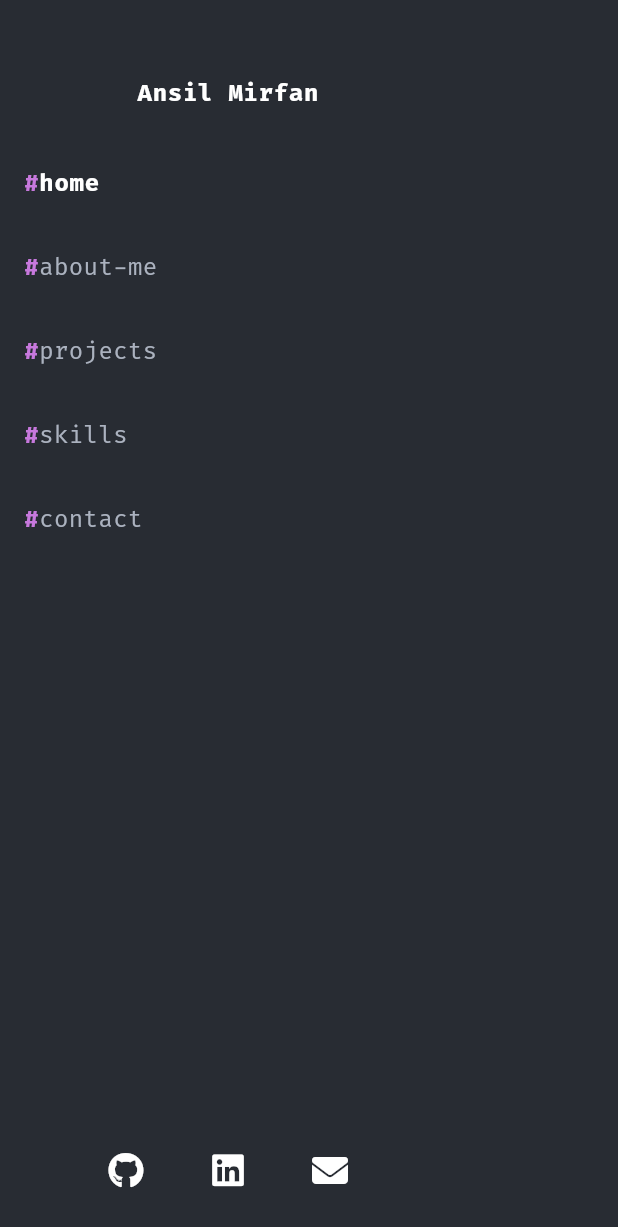
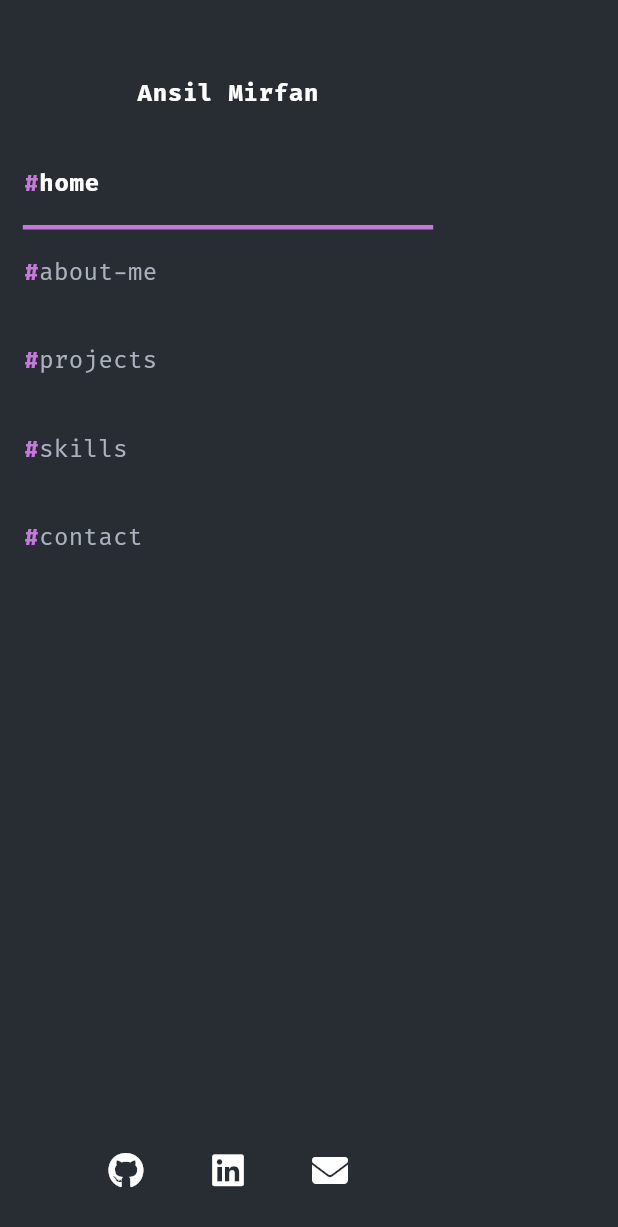
Before and after one commit to ansilmirfan/portfolio_flutter, a Flutter app: the CustomDrawer widget shown alone on an empty page, opened directly, on a phone screen of 412 x 824 dp. Shown: the top 1227 px of the screen. Run offline on Flutter 3.47's test engine with Material 3 defaults, Android fonts, the phone set to English and light mode, and no system bars; our stand-ins replace font_awesome_flutter; network calls fail.

Commit message:
refactor : added animation for selected widget    -also added hover effect

```diff
--- a/lib/features/presentation/screens/sections/home_section.dart
+++ b/lib/features/presentation/screens/sections/home_section.dart
@@ -1,6 +1,7 @@
 import 'package:flutter/material.dart';
 import 'package:portfolio/core/utils/extension/extensions.dart';
 import 'package:portfolio/core/utils/screen_utils.dart';
+import 'package:portfolio/features/data/services/url_launcher_service.dart';
 import 'package:portfolio/features/presentation/screens/sections/widgets/home_intro_contents.dart';
 import 'package:portfolio/features/presentation/screens/sections/widgets/profile_image_panel.dart';
 import 'package:portfolio/features/presentation/widgets/bordered_container.dart';
@@ -41,7 +42,13 @@ class HomeSection extends StatelessWidget {
           children: [
             Spacer(),
             //cv download button
-            BorderedTextButton(onTap: () {}, text: "  Download CV ↓"),
+            BorderedTextButton(
+              onTap:
+                  () => UrlLauncherService.launch(
+                    'https://drive.google.com/uc?export=view&id=1K002nHDUXPArRGitodMeY459utlu1v9R',
+                  ),
+              text: "  Download Resume ↓",
+            ),
             Spacer(),
             Transform.translate(
               offset: Offset(20.5, 1),
--- a/lib/features/presentation/widgets/custom_drawer.dart
+++ b/lib/features/presentation/widgets/custom_drawer.dart
@@ -1,8 +1,8 @@
 // ignore_for_file: must_be_immutable
 
 import 'package:flutter/material.dart';
-
 import 'package:portfolio/core/utils/extension/extensions.dart';
+import 'package:portfolio/features/presentation/themes/color/app_colors.dart';
 import 'package:portfolio/features/presentation/value_listenable/selected_nav.dart';
 import 'package:portfolio/features/presentation/widgets/gap.dart';
 import 'package:portfolio/features/presentation/widgets/group_icons.dart';
@@ -20,7 +20,6 @@ class CustomDrawer extends StatelessWidget {
           Gap(gap: 50),
           _buildName(context),
           Gap(gap: 20),
-
           _buildListView(),
           Spacer(),
           GroupIcons.horizontal(),
@@ -37,25 +36,105 @@ class CustomDrawer extends StatelessWidget {
     return Expanded(
       child: ValueListenableBuilder(
         valueListenable: SelectedNav.selectedNav,
-        builder:
-            (context, value, child) => ListView.builder(
-              itemCount: navItems.length,
-              itemBuilder:
-                  (context, index) => ListTile(
-                    onTap: () {
-                      //updating selected value to the value notifier
-                      SelectedNav.update(index);
-                      context.pop();
-                    },
-
-                    title: HashText(
-                      text: navItems[index],
-                      //selected itemitem will have a bolded text style
-                      selected: index == value,
-                    ),
-                  ),
-            ),
+        builder: (context, selectedIndex, child) {
+          return ListView.builder(
+            itemCount: navItems.length,
+            itemBuilder: (context, index) {
+              return _NavListTile(
+                label: navItems[index],
+                index: index,
+                isSelected: index == selectedIndex,
+              );
+            },
+          );
+        },
       ),
     );
   }
 }
+
+// individual navigation button widget with its own animation controller
+class _NavListTile extends StatefulWidget {
+  final String label;
+  final int index;
+  final bool isSelected;
+
+  const _NavListTile({
+    required this.label,
+    required this.index,
+    required this.isSelected,
+  });
+
+  @override
+  State<_NavListTile> createState() => _NavListTileState();
+}
+
+class _NavListTileState extends State<_NavListTile>
+    with SingleTickerProviderStateMixin {
+  late AnimationController _controller;
+  late Animation<double> _animation;
+  bool _isHovered = false;
+
+  @override
+  void initState() {
+    super.initState();
+    _controller = AnimationController(
+      vsync: this,
+      duration: const Duration(milliseconds: 400),
+    );
+
+    _animation = CurvedAnimation(parent: _controller, curve: Curves.easeInOut);
+
+    if (widget.isSelected) _controller.value = 1.0;
+  }
+
+  void _handleHover(bool hovering) {
+    setState(() {
+      _isHovered = hovering;
+    });
+
+    if (_isHovered || widget.isSelected) {
+      _controller.forward();
+    } else {
+      _controller.reverse();
+    }
+  }
+
+  @override
+  Widget build(BuildContext context) {
+    return MouseRegion(
+      onEnter: (_) => _handleHover(true),
+      onExit: (_) => _handleHover(false),
+      child: AnimatedBuilder(
+        animation: _animation,
+        builder: (context, _) {
+          return ListTile(
+            onTap: () {
+              if (!widget.isSelected) {
+                SelectedNav.update(widget.index);
+                context.pop();
+              }
+            },
+            shape: LinearBorder(
+              side: BorderSide(
+                color:
+                    widget.isSelected || _isHovered
+                        ? AppColors.primary
+                        : Colors.transparent,
+                width: 3.0,
+              ),
+              bottom: LinearBorderEdge(size: _animation.value * 0.9),
+            ),
+            title: HashText(text: widget.label, selected: widget.isSelected),
+          );
+        },
+      ),
+    );
+  }
+
+  @override
+  void dispose() {
+    _controller.dispose();
+    super.dispose();
+  }
+}
```
